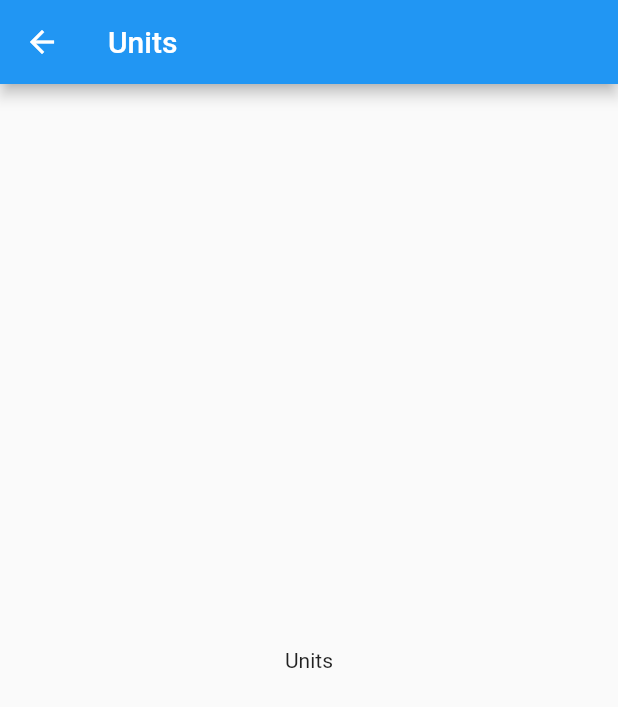
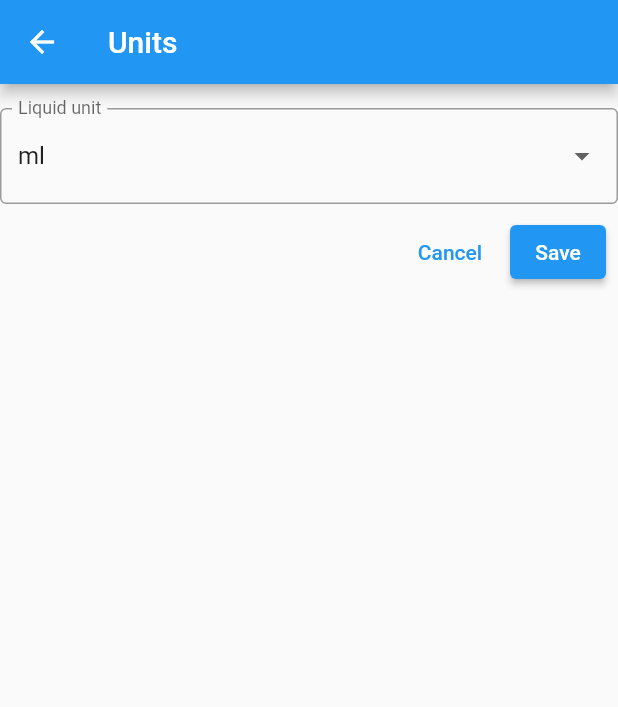
Before and after one commit to samandmoore/bebe, a Flutter app: the UnitsScreen screen opened by its route, on a phone screen of 412 x 824 dp. Shown: the top 707 px of the screen. Run offline on Flutter 3.47's test engine with Material 2 defaults, Android fonts, the phone set to English and light mode, and no system bars; drawn by our look-alikes of reactive_forms; our stand-ins replace equatable, flutter_riverpod, go_router; generated files the repository leaves out were written again.

Commit message:
make the units and kids list settings screens work

```diff
--- a/lib/src/settings/providers.dart
+++ b/lib/src/settings/providers.dart
@@ -1,5 +1,5 @@
 import 'package:flutter_riverpod/flutter_riverpod.dart';
 
-enum LiquidUnits { ml, oz }
+enum LiquidUnit { ml, oz }
 
-final liquidUnitsProvider = StateProvider((_) => LiquidUnits.ml);
+final liquidUnitProvider = StateProvider((_) => LiquidUnit.ml);
--- a/lib/src/settings/units_screen.dart
+++ b/lib/src/settings/units_screen.dart
@@ -1,19 +1,83 @@
+import 'package:bebe/src/settings/providers.dart';
 import 'package:flutter/material.dart';
+import 'package:flutter_riverpod/flutter_riverpod.dart';
+import 'package:go_router/go_router.dart';
+import 'package:reactive_forms/reactive_forms.dart';
 
-class UnitsScreen extends StatelessWidget {
+import '../shared/layout.dart';
+
+final _formProvider = Provider.autoDispose((ref) {
+  final currentLiquidUnit = ref.read(liquidUnitProvider);
+
+  return FormGroup({
+    'liquidUnit': FormControl<LiquidUnit>(
+      validators: [Validators.required],
+      value: currentLiquidUnit,
+    ),
+  });
+});
+
+class UnitsScreen extends ConsumerWidget {
   static const route = '/settings/units';
 
   const UnitsScreen({super.key});
 
   @override
-  Widget build(BuildContext context) {
+  Widget build(BuildContext context, WidgetRef ref) {
+    final form = ref.watch(_formProvider);
+
     return Scaffold(
       appBar: AppBar(
         title: const Text('Units'),
       ),
       body: SafeArea(
-        child: Center(
-          child: const Text('Units'),
+        child: ReactiveForm(
+          formGroup: form,
+          child: Column(
+            children: [
+              const VSpace(),
+              ReactiveDropdownField(
+                formControlName: 'liquidUnit',
+                items: [
+                  for (final unit in LiquidUnit.values)
+                    DropdownMenuItem(
+                      value: unit,
+                      child: Text(unit.name),
+                    ),
+                ],
+                decoration: const InputDecoration(
+                  labelText: 'Liquid unit',
+                  border: OutlineInputBorder(),
+                ),
+              ),
+              ButtonBar(
+                children: [
+                  TextButton(
+                    onPressed: () {
+                      context.pop();
+                    },
+                    child: const Text('Cancel'),
+                  ),
+                  ElevatedButton(
+                    onPressed: () {
+                      if (form.valid) {
+                        final currentLiquidUnitSetter =
+                            ref.read(liquidUnitProvider.notifier);
+
+                        currentLiquidUnitSetter.state =
+                            form.value['liquidUnit'] as LiquidUnit;
+
+                        context.pop();
+                      } else {
+                        form.markAllAsTouched();
+                      }
+                    },
+                    child: const Text('Save'),
+                  ),
+                ],
+              ),
+            ],
+          ),
         ),
       ),
     );
```
Also changed, not shown: lib/src/settings/kids_screen.dart (+6 -5 lines), lib/src/track/track_screen.dart (+11 -4 lines).
